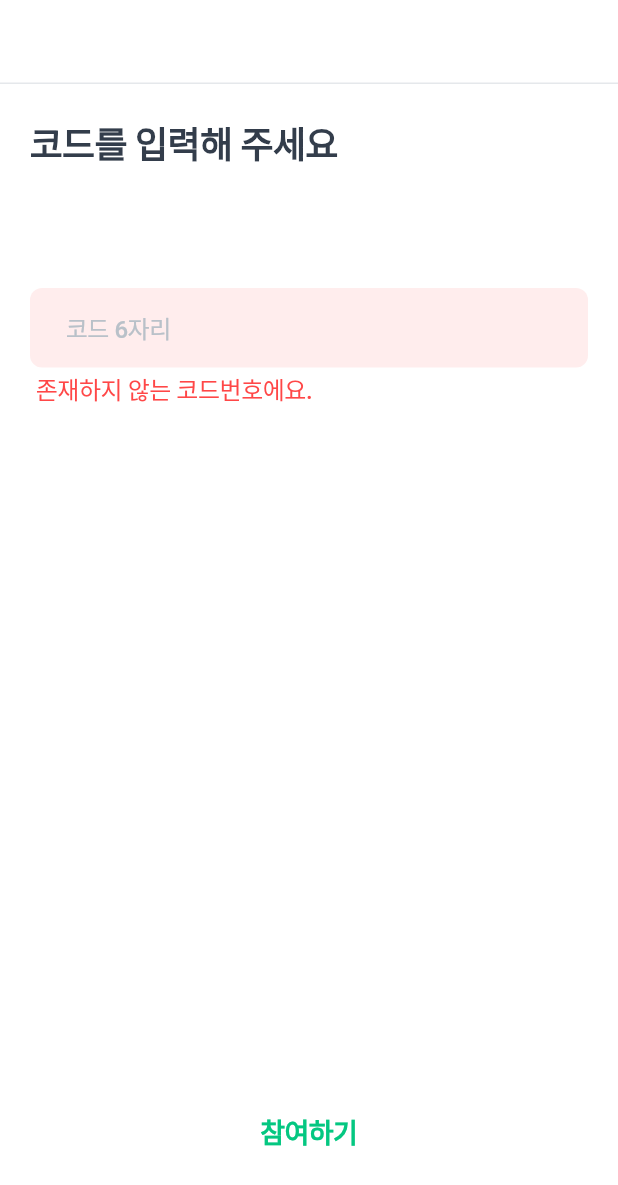
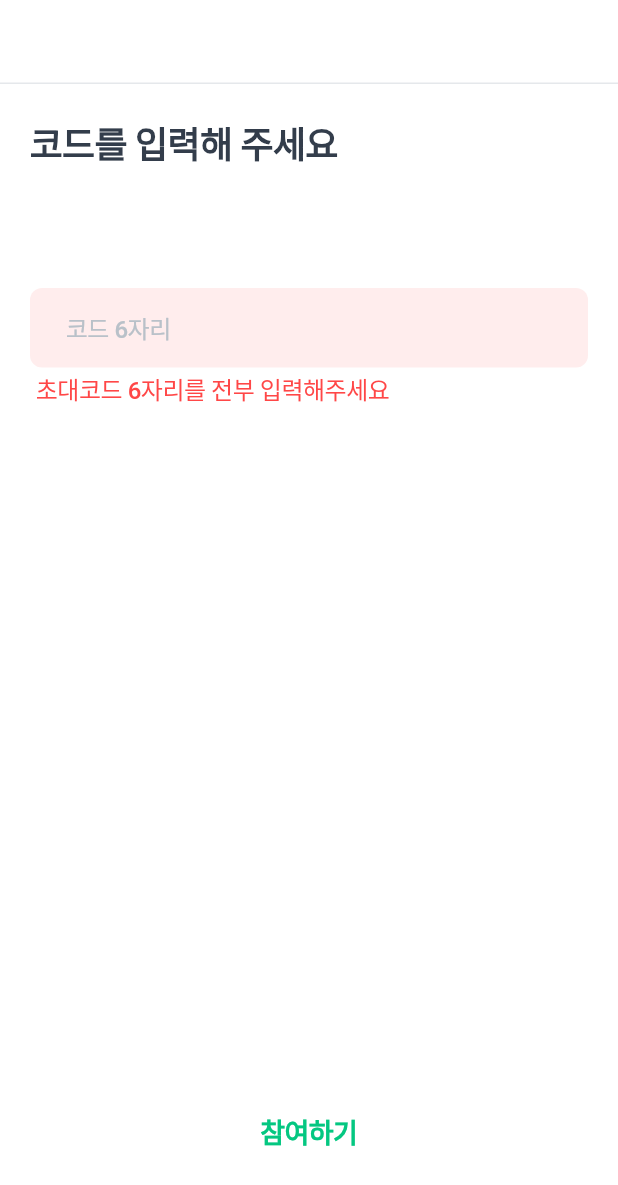
Before and after one commit to rbgus2002/cactusdy, a Flutter app: the StudyParticipantRoute screen opened directly, after a tap on "참여하기", on a phone screen of 412 x 824 dp. Shown: the top 1185 px of the screen. Run offline on Flutter 3.47's test engine with Material 3 defaults, Android fonts, the phone set to English and light mode, and no system bars; our stand-ins replace cached_network_image, firebase_core, firebase_messaging, flutter_local_notifications, flutter_secure_storage, fluttertoast and 3 more; missing offline and left inert: kakao_flutter_sdk_share; accounts and stored records are empty; generated files the repository leaves out were written again; Roboto replaces fonts that are missing (Pretendard).

Commit message:
[F] feat: 스터디 참여 코드가 짧을시 문구 수정

```diff
--- a/frontend/lib/l10n/app_ko.arb
+++ b/frontend/lib/l10n/app_ko.arb
@@ -111,7 +111,7 @@
     "shareInvitingCode": "초대코드 공유",
     "inputCode": "코드를 입력해 주세요",
     "invitingCodeHint": "코드 6자리",
-    "discordInvitingCode": "존재하지 않는 코드번호에요.",
+    "shortInvitingCode": "초대코드 6자리를 전부 입력해주세요",
 
     "admin": "방장",
     "chooseAdmin": "방장 선택",
--- a/frontend/lib/routes/studies/study_participating_route.dart
+++ b/frontend/lib/routes/studies/study_participating_route.dart
@@ -92,7 +92,7 @@ class _StudyParticipantRouteState extends State<StudyParticipantRoute> {
 
   String? _invitingCodeValidator(String? input) {
     if (input == null || input.length < Study.invitingCodeLength) {
-      return context.local.discordInvitingCode;
+      return context.local.shortInvitingCode;
     }
     return null;
   }
```
